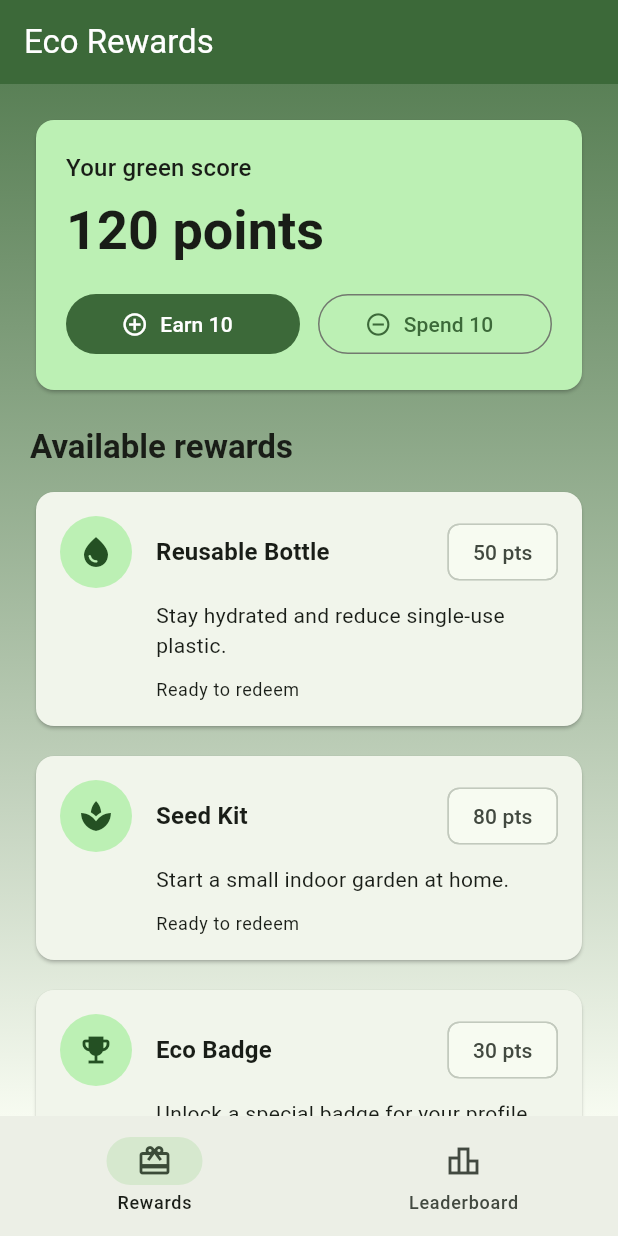
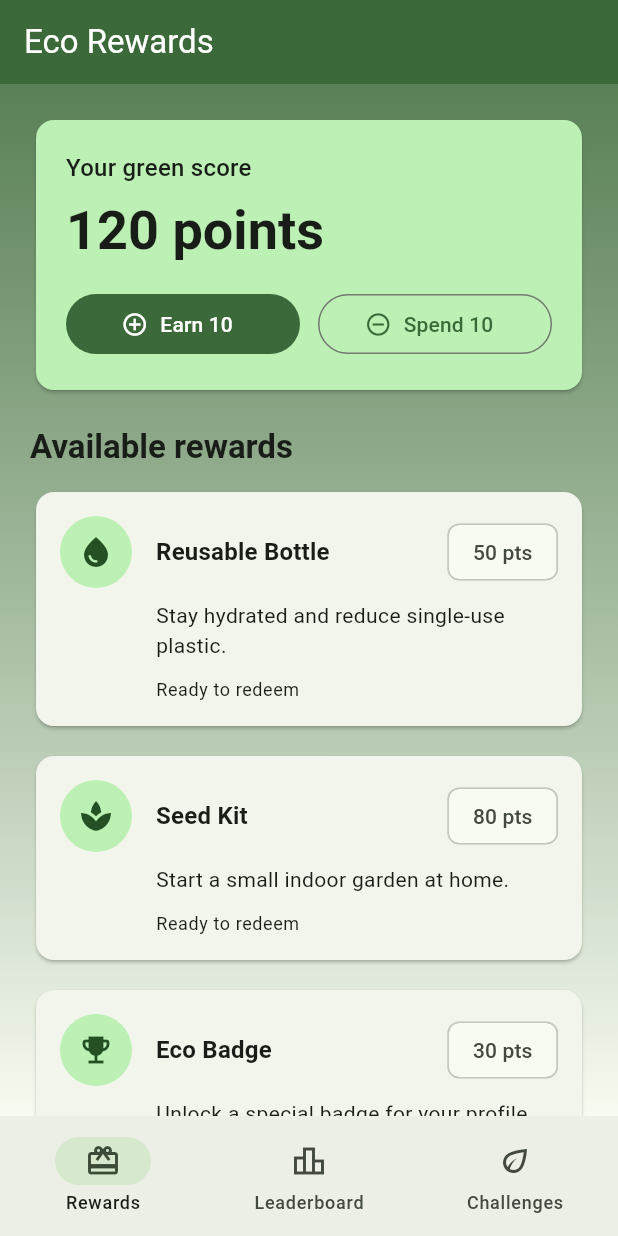
Before and after one commit to afelallaric/finalprojectmobile, a Flutter app: the screen it shows after launch, on a phone screen of 412 x 824 dp. Run offline on Flutter 3.47's test engine with Material 3 defaults, Android fonts, the phone set to English and light mode, and no system bars; our stand-ins replace cloud_firestore, firebase_core; accounts and stored records are empty; generated files the repository leaves out were written again.

Commit message:
feat(challenges): integrate ChallengesPage into HomeShellPage navigation
Integrate Challenge System into main navigation structure (Phase 4):

Integration Changes:
- Add ChallengesPage import to home_shell_page.dart
- Add ChallengesPage() as third navigation tab in pages list
- Add Challenges destination to EcoNavigationBar with eco icons (Icons.eco_outlined / Icons.eco)
- Navigation now flows: Rewards → Leaderboard → Challenges

UI/UX Improvements:
- Refactor my_challenges_page button layout from cramped single Row to flexible Column layout
- Split action buttons into 2 rows: "Update Progress" + "Complete" on first row, "Leave Challenge" on second row
- Completed status now displays full-width button with ✓ check mark
- Improved button text labels for clarity: "Update" → "Update Progress", "Leave" → "Leave Challenge"
- Better spacing and breathing room for mobile displays

Result:
- Challenge system fully integrated into app navigation
- Users can seamlessly switch between Rewards, Leaderboard, and Challenges tabs
- UI now handles button layouts gracefully without text cramping

```diff
--- a/lib/features/home/presentation/pages/home_shell_page.dart
+++ b/lib/features/home/presentation/pages/home_shell_page.dart
@@ -2,6 +2,7 @@ import 'dart:async';
 
 import 'package:act_for_earth/features/leaderboard/data/leaderboard_firestore_service.dart';
 import 'package:act_for_earth/features/leaderboard/domain/leaderboard_entry.dart';
+import 'package:act_for_earth/features/challenges/presentation/pages/challenges_page.dart';
 import 'package:act_for_earth/features/leaderboard/presentation/widgets/leaderboard_entry_dialog.dart';
 import 'package:act_for_earth/features/leaderboard/presentation/pages/leaderboard_page.dart';
 import 'package:act_for_earth/features/rewards/domain/reward_item.dart';
@@ -215,6 +216,7 @@ class _HomeShellPageState extends State<HomeShellPage> {
         onEdit: _editEntry,
         onDelete: _deleteEntry,
       ),
+      const ChallengesPage(),
     ];
 
     return Scaffold(
@@ -256,6 +258,11 @@ class EcoNavigationBar extends StatelessWidget {
           selectedIcon: Icon(Icons.leaderboard),
           label: 'Leaderboard',
         ),
+        NavigationDestination(
+          icon: Icon(Icons.eco_outlined),
+          selectedIcon: Icon(Icons.eco),
+          label: 'Challenges',
+        ),
       ],
     );
   }
```
Also changed, not shown: lib/features/challenges/presentation/pages/my_challenges_page.dart (+13 -15 lines).
